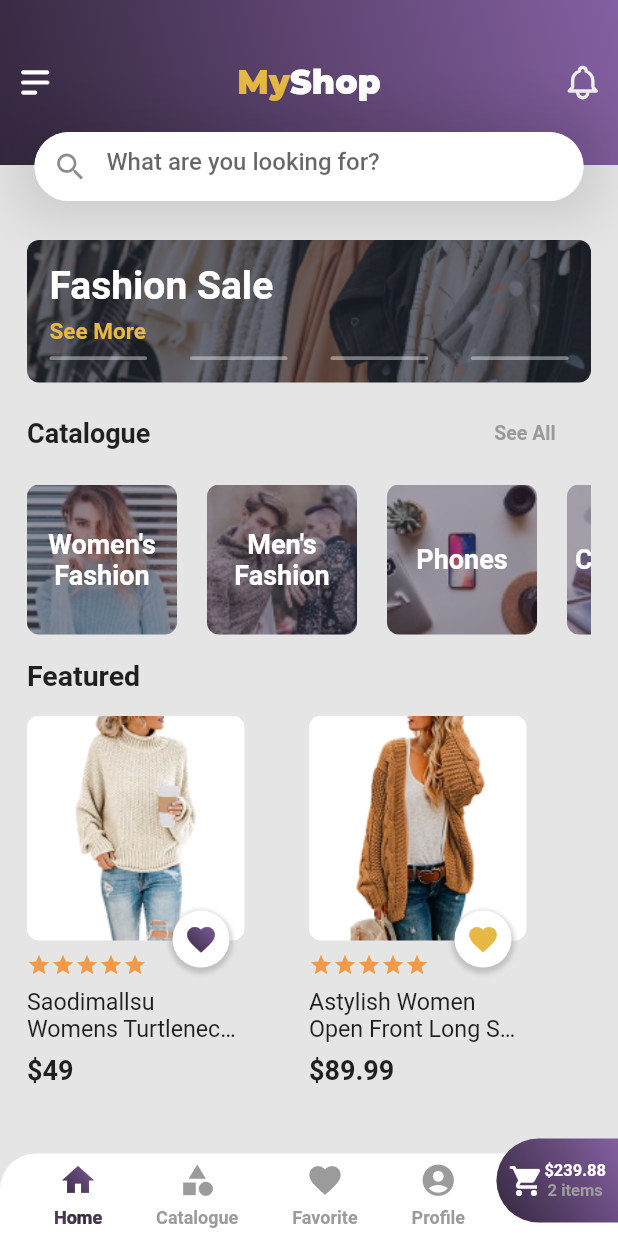
After one commit to ilavisharma/Flutter-Ecommerce-App, a Flutter app: the HomeTabsScreen screen opened by its route, on a phone screen of 412 x 824 dp. The commit adds this screen. Run offline on Flutter 3.47's test engine with Material 2 defaults, Android fonts, the phone set to English and light mode, and no system bars; our stand-ins replace flutter_svg; Roboto replaces fonts that are missing (SF-Pro); project files that could hold a hidden picture were left out.

```diff
--- /dev/null
+++ b/lib/screens/home/home_tab.dart
@@ -0,0 +1,218 @@
+import 'package:flutter/material.dart';
+import 'package:flutter_svg/flutter_svg.dart';
+import 'package:ecommerce_app/data/catalogue.dart';
+import 'package:ecommerce_app/data/products.dart';
+import 'package:ecommerce_app/widgets/widgets.dart';
+
+class HomeTab extends StatelessWidget {
+  List<Widget> _buildCatalogue() {
+    return List.generate(
+      Catalogue.length,
+      (i) => Container(
+        margin: i != Catalogue.length - 1
+            ? EdgeInsets.only(right: 20)
+            : EdgeInsets.zero,
+        height: 100,
+        width: 100,
+        decoration: BoxDecoration(
+          borderRadius: BorderRadius.all(Radius.circular(8)),
+          image: DecorationImage(
+            image: AssetImage(Catalogue[i]['image']),
+            fit: BoxFit.cover,
+            colorFilter: ColorFilter.mode(
+              Color(0x7334283E),
+              BlendMode.srcOver,
+            ),
+          ),
+        ),
+        child: Align(
+          alignment: Alignment.center,
+          child: Text(
+            Catalogue[i]['title'],
+            textAlign: TextAlign.center,
+            style: TextStyle(
+              fontSize: 18,
+              color: Colors.white,
+              fontWeight: FontWeight.bold,
+            ),
+          ),
+        ),
+      ),
+    );
+  }
+
+  List<Widget> _buildFeaturedProducts() {
+    return FeaturedProducts.map((product) => ProductItem(
+          image: AssetImage(product['image']),
+          price: product['price'],
+          name: product['name'],
+          liked: product['liked'],
+        )).toList();
+  }
+
+  @override
+  Widget build(BuildContext context) {
+    return SingleChildScrollView(
+      padding: EdgeInsets.symmetric(horizontal: 18),
+      child: Column(
+        crossAxisAlignment: CrossAxisAlignment.start,
+        children: [
+          SizedBox(
+            height: 160,
+          ),
+          Carousal(),
+          Padding(
+            padding: EdgeInsets.symmetric(vertical: 10),
+            child: Row(
+              mainAxisAlignment: MainAxisAlignment.spaceBetween,
+              children: [
+                Text(
+                  'Catalogue',
+                  style: TextStyle(
+                    fontSize: 18,
+                    fontWeight: FontWeight.bold,
+                  ),
+                ),
+                FlatButton(
+                    child: Text(
+                      'See All',
+                      style: TextStyle(
+                        fontSize: 13,
+                        fontWeight: FontWeight.bold,
+                        color: Color(0xFF9B9B9B),
+                      ),
+                    ),
+                    onPressed: () {}),
+              ],
+            ),
+          ),
+          SingleChildScrollView(
+            physics: BouncingScrollPhysics(),
+            scrollDirection: Axis.horizontal,
+            child: Row(
+              children: _buildCatalogue(),
+            ),
+          ),
+          Padding(
+            padding: EdgeInsets.symmetric(vertical: 16),
+            child: Text(
+              'Featured',
+              style: TextStyle(
+                fontSize: 19,
+                fontWeight: FontWeight.bold,
+              ),
+            ),
+          ),
+          GridView.count(
+            padding: EdgeInsets.zero,
+            shrinkWrap: true,
+            crossAxisCount: 2,
+            children: _buildFeaturedProducts(),
+            childAspectRatio: 0.58,
+            physics: NeverScrollableScrollPhysics(),
+          ),
+        ],
+      ),
+    );
+  }
+}
+
+class HomeTabAppBar extends StatelessWidget implements PreferredSizeWidget {
+  @override
+  Size get preferredSize => Size.fromHeight(120);
+
+  Widget build(BuildContext context) {
+    final border = OutlineInputBorder(
+      borderSide: BorderSide(color: Colors.white),
+      borderRadius: BorderRadius.all(Radius.circular(40)),
+    );
+    return Container(
+      child: Column(
+        children: [
+          Align(
+            heightFactor: 0.8,
+            alignment: Alignment.topCenter,
+            child: Container(
+              height: 110,
+              padding: EdgeInsets.symmetric(horizontal: 10),
+              decoration: BoxDecoration(
+                gradient: LinearGradient(
+                  colors: [Color(0xFF845FA1), Color(0xFF34283E)],
+                  begin: Alignment.topRight,
+                  end: Alignment.bottomLeft,
+                ),
+              ),
+              child: Row(
+                mainAxisAlignment: MainAxisAlignment.spaceBetween,
+                children: [
+                  SvgPicture.asset(
+                    'assets/icons/menu-alt.svg',
+                    height: 27,
+                    width: 27,
+                  ),
+                  RichText(
+                    text: TextSpan(
+                      style: TextStyle(fontSize: 22.0),
+                      children: [
+                        TextSpan(
+                          text: 'My',
+                          style: TextStyle(
+                            color: Color(0xFFE7B944),
+                            fontWeight: FontWeight.w900,
+                            fontFamily: 'Montserrat',
+                          ),
+                        ),
+                        TextSpan(
+                          text: 'Shop',
+                          style: TextStyle(
+                            color: Colors.white,
+                            fontWeight: FontWeight.w900,
+                            fontFamily: 'Montserrat',
+                          ),
+                        ),
+                      ],
+                    ),
+                  ),
+                  SvgPicture.asset(
+                    'assets/icons/bell.svg',
+                    height: 27,
+                    width: 27,
+                  ),
+                ],
+              ),
+            ),
+          ),
+          Container(
+            height: 46,
+            margin: EdgeInsets.symmetric(horizontal: 23),
+            decoration: BoxDecoration(
+              boxShadow: [
+                BoxShadow(
+                  color: Colors.black12,
+                  spreadRadius: 10,
+                  blurRadius: 30,
+                ),
+              ],
+            ),
+            child: TextField(
+              style: TextStyle(
+                color: Colors.grey,
+                fontSize: 16,
+                fontWeight: FontWeight.w500,
+              ),
+              decoration: InputDecoration(
+                filled: true,
+                fillColor: Colors.white,
+                hintText: "What are you looking for?",
+                prefixIcon: Icon(Icons.search),
+                border: border,
+                enabledBorder: border,
+                focusedBorder: border,
+              ),
+            ),
+          ),
+        ],
+      ),
+    );
+  }
+}
--- a/lib/screens/home_tabs_scree.dart
+++ b/lib/screens/home_tabs_screen.dart
@@ -1,8 +1,7 @@
-import 'package:ecommerce_app/screens/home/catalogue_screen.dart';
-import 'package:ecommerce_app/screens/home/home_screen.dart';
+import 'package:ecommerce_app/screens/home/catalogue_tab.dart';
+import 'package:ecommerce_app/screens/home/favorite_screen.dart';
+import 'package:ecommerce_app/screens/home/home_tab.dart';
 import 'package:flutter/material.dart';
-import 'package:flutter_svg/flutter_svg.dart';
-import 'package:ecommerce_app/widgets/widgets.dart';
 
 class HomeTabsScreen extends StatefulWidget {
   static const routeName = '/home';
@@ -15,12 +14,23 @@ class _HomeTabsScreenState extends State<HomeTabsScreen> {
   int _selectedTab = 0;
 
   final _tabs = [
-    {'icon': Icons.home, 'name': 'Home', 'widget': HomeScreen()},
-    {'icon': Icons.category, 'name': 'Catalogue', 'widget': CatalogueScreen()},
+    {
+      'icon': Icons.home,
+      'name': 'Home',
+      'widget': HomeTab(),
+      'appBar': HomeTabAppBar()
+    },
+    {
+      'icon': Icons.category,
+      'name': 'Catalogue',
+      'widget': CatalogueTab(),
+      'appBar': CatalogueTabAppBar()
+    },
     {
       'icon': Icons.favorite,
       'name': 'Favorite',
-      'widget': Center(child: Text('Favorite Screen'))
+      'widget': FavoriteScreen(),
+      'appBar': FavoriteTabAppBar()
     },
     {
       'icon': Icons.account_circle,
@@ -71,41 +81,10 @@ class _HomeTabsScreenState extends State<HomeTabsScreen> {
     return Scaffold(
       backgroundColor: Color(0xFFE5E5E5),
       extendBodyBehindAppBar: true,
-      appBar: CustomAppBar(
-        leading: SvgPicture.asset(
-          'assets/icons/menu-alt.svg',
-          height: 27,
-          width: 27,
-        ),
-        title: RichText(
-          text: TextSpan(
-            style: TextStyle(fontSize: 22.0),
-            children: [
-              TextSpan(
-                text: 'My',
-                style: TextStyle(
-                  color: Color(0xFFE7B944),
-                  fontWeight: FontWeight.w900,
-                  fontFamily: 'Montserrat',
-                ),
-              ),
-              TextSpan(
-                text: 'Shop',
-                style: TextStyle(
-                  color: Colors.white,
-                  fontWeight: FontWeight.w900,
-                  fontFamily: 'Montserrat',
-                ),
-              ),
-            ],
+      appBar: _tabs[_selectedTab]['appBar'] ??
+          AppBar(
+            automaticallyImplyLeading: false,
           ),
-        ),
-        trailing: SvgPicture.asset(
-          'assets/icons/bell.svg',
-          height: 27,
-          width: 27,
-        ),
-      ),
       body: _tabs[_selectedTab]['widget'],
       bottomNavigationBar: Container(
         child: Stack(
--- a/lib/screens/screens.dart
+++ b/lib/screens/screens.dart
@@ -1,4 +1,4 @@
 export './get_started_screen.dart';
 export './enter_phone_screen.dart';
 export './verification_code_screen.dart';
-export './home_tabs_scree.dart';
+export 'home_tabs_screen.dart';
```
Also changed, not shown: lib/data/products.dart (+33 -0 lines), lib/screens/home/catalogue_tab.dart (renamed from lib/screens/home/catalogue_screen.dart, +86 -5 lines), lib/screens/home/favorite_screen.dart (added, +125 -0 lines), lib/screens/home/home_screen.dart (deleted, +0 -115 lines), assets/images/item-5.jpg (added), assets/images/item-6.jpg (added), assets/images/item-7.jpg (added).
